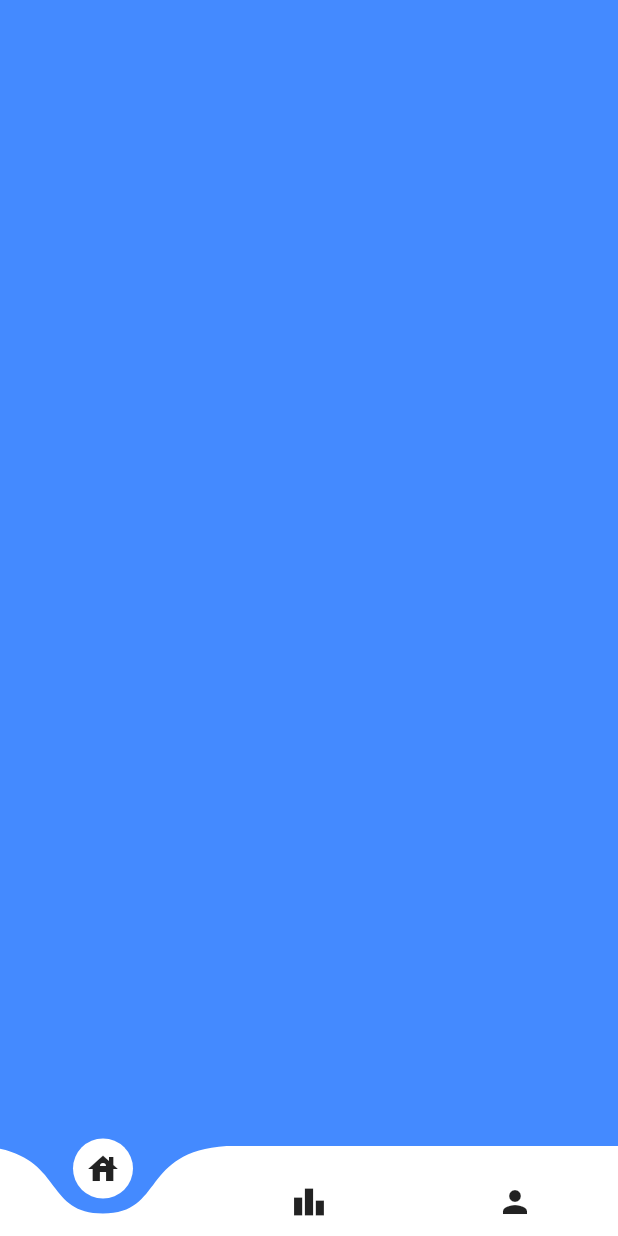
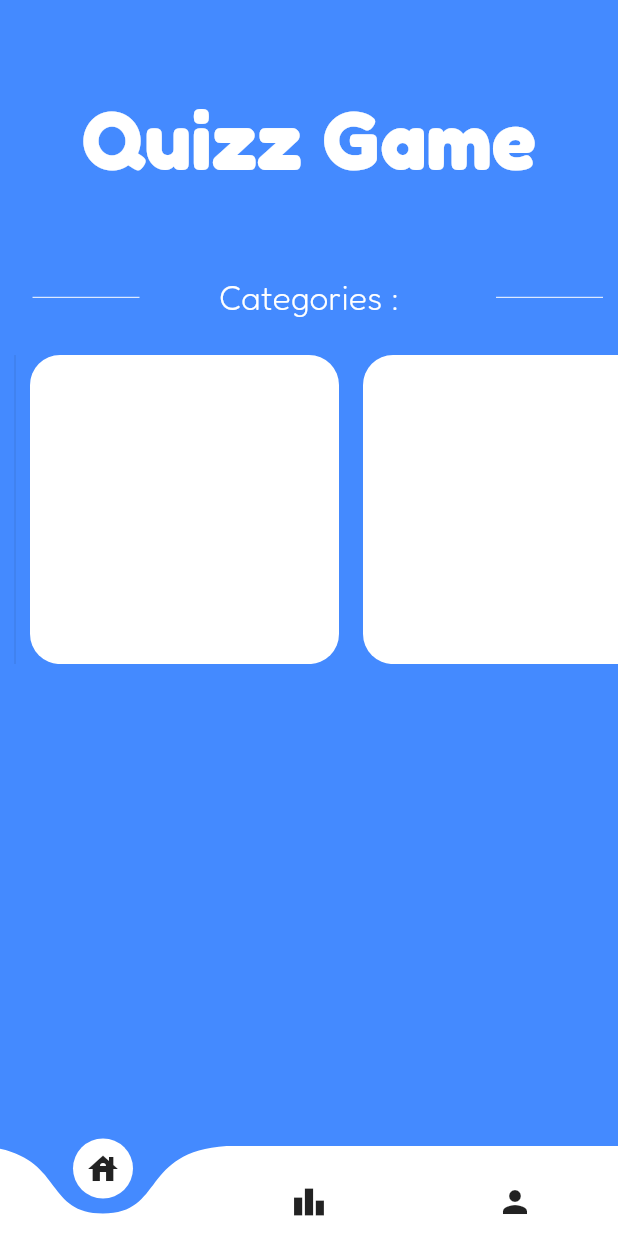
Before and after one commit to YHDF/QuizzApp, a Flutter app: the Bootstrap screen opened directly, on a phone screen of 412 x 824 dp. Run offline on Flutter 3.47's test engine with Material 2 defaults, Android fonts, the phone set to English and light mode, and no system bars; drawn by our look-alikes of curved_navigation_bar; missing offline and left inert: dart:ffi.

Commit message:
FEAT(HOME): Création de la page d'acceuil #1

```diff
--- a/lib/src/main.dart
+++ b/lib/src/main.dart
@@ -1,10 +1,11 @@
 import 'package:flutter/material.dart';
-import 'package:quizz_dezz_nutzz/src/presentation/Pages/Home.dart';
+import 'package:flutter/services.dart';
 import 'package:quizz_dezz_nutzz/src/presentation/Widgets/Bootstrap.dart';
 import 'application/signup.dart';
 
 void main() {
   runApp(const MyApp());
+
 }
 
 class MyApp extends StatelessWidget {
@@ -39,7 +40,12 @@ class _MyHomePageState extends State<MyHomePage> {
   @override
   void initState(){
     super.initState();
+  }
 
+
+  @override
+  void dispose(){
+    super.dispose();
   }
 
   @override
--- a/lib/src/presentation/Pages/Classement.dart
+++ b/lib/src/presentation/Pages/Classement.dart
@@ -1,6 +1,5 @@
 import 'package:flutter/material.dart';
-import 'package:quizz_dezz_nutzz/src/presentation/Widgets/Carte.dart';
-import 'package:quizz_dezz_nutzz/src/presentation/Widgets/Carte.dart';
+import 'package:quizz_dezz_nutzz/src/presentation/Widgets/CarteVerticale.dart';
 
 class Classement extends StatefulWidget {
   @override
@@ -8,8 +7,8 @@ class Classement extends StatefulWidget {
 }
 
 class ClassementState extends State<Classement> {
-  var cartesClassement = List<Carte>.generate(10, (index) {
-    return new Carte();
+  var cartesClassement = List<CarteVerticale>.generate(10, (index) {
+    return new CarteVerticale();
   });
 
   @override
@@ -47,7 +46,7 @@ class ClassementState extends State<Classement> {
                     ),
                 itemCount: 10,
                 itemBuilder: (BuildContext context, int index) {
-                  return Carte();
+                  return CarteVerticale();
                 }),
           ),
         ],
--- a/lib/src/presentation/Pages/Home.dart
+++ b/lib/src/presentation/Pages/Home.dart
@@ -1,6 +1,7 @@
 import 'package:flutter/material.dart';
 import 'package:flutter/widgets.dart';
 import 'package:quizz_dezz_nutzz/src/main.dart';
+import 'package:quizz_dezz_nutzz/src/presentation/Widgets/CarteHorizontale.dart';
 
 import '../../GlobalVariables.dart';
 
@@ -10,8 +11,6 @@ class Home extends StatefulWidget {
 }
 
 class HomeState extends State<Home> {
-
-
   @override
   void initState() {
     // TODO: implement initState
@@ -26,7 +25,101 @@ class HomeState extends State<Home> {
       width: dev_width,
       height: dev_height,
       color: Colors.blueAccent,
-
+      child: Column(
+        children: [
+          Divider(height: dev_height / 14, color: Colors.transparent),
+          const Center(
+            child: Text(
+              "Quizz Game",
+              style: TextStyle(
+                  fontWeight: FontWeight.bold,
+                  fontSize: 55,
+                  color: Colors.white),
+            ),
+          ),
+          Divider(height: dev_height / 14, color: Colors.transparent),
+          Container(
+            width: dev_width,
+            height: dev_height / 2.5,
+            child: Column(
+              children: [
+                Row(
+                  children: [
+                    Container(
+                      width: dev_width / 4,
+                      child: Divider(
+                        indent: dev_height > dev_width
+                            ? dev_width / 19
+                            : dev_height / 19,
+                        endIndent: dev_height > dev_width
+                            ? dev_width / 41.2
+                            : dev_height / 41.2,
+                        color: Colors.white,
+                      ),
+                    ),
+                    Container(
+                      width: dev_width / 2,
+                      alignment: Alignment(0, 0),
+                      child: Text(
+                        'Categories :',
+                        style: TextStyle(
+                          color: Colors.white,
+                          fontWeight: FontWeight.w200,
+                          fontSize: dev_height > dev_width
+                              ? dev_height / 36.8
+                              : dev_height / 36.8,
+                        ),
+                      ),
+                    ),
+                    Container(
+                      width: dev_width / 4,
+                      child: Divider(
+                        indent: dev_height > dev_width
+                            ? dev_width / 19
+                            : dev_height / 19,
+                        endIndent: dev_height > dev_width
+                            ? dev_width / 41.2
+                            : dev_height / 41.2,
+                        color: Colors.white,
+                      ),
+                    ),
+                  ],
+                ),
+                const Divider(
+                  height: 25,
+                  color: Colors.transparent,
+                ),
+                SizedBox(
+                  width: dev_width,
+                  height: dev_height / 4,
+                  child: ListView.separated(
+                    scrollDirection: Axis.horizontal,
+                    itemCount: 10,
+                    itemBuilder: (BuildContext context, int index) {
+                      return index == 0
+                          ? Row(
+                        crossAxisAlignment: CrossAxisAlignment.stretch,
+                              children: [
+                                const VerticalDivider(
+                                  width: 20,
+                                ),
+                                CarteHorizontale(),
+                              ],
+                            )
+                          : CarteHorizontale();
+                    },
+                    separatorBuilder: (BuildContext context, int index) =>
+                        const VerticalDivider(
+                      thickness: 5,
+                      color: Colors.transparent,
+                    ),
+                  ),
+                ),
+              ],
+            ),
+          )
+        ],
+      ),
     );
   }
 }
--- /dev/null
+++ b/lib/src/presentation/Widgets/CarteHorizontale.dart
@@ -0,0 +1,22 @@
+import 'package:flutter/material.dart';
+import 'package:flutter/widgets.dart';
+
+class CarteHorizontale extends StatefulWidget {
+  @override
+  State<StatefulWidget> createState() => CarteHorizontaleState();
+}
+
+class CarteHorizontaleState extends State<CarteHorizontale> {
+  @override
+  Widget build(BuildContext context) {
+    var dev_width = MediaQuery.of(context).size.width;
+    var dev_height = MediaQuery.of(context).size.height;
+    return Container(
+      width: dev_width / 2,
+      height: dev_height / 5,
+      decoration: BoxDecoration(
+          color: Colors.white,
+          borderRadius: BorderRadius.circular(20)),
+    );
+  }
+}
--- a/lib/src/presentation/Widgets/Carte.dart
+++ b/lib/src/presentation/Widgets/CarteVerticale.dart
@@ -1,12 +1,12 @@
 import 'package:flutter/material.dart';
 import 'package:flutter/widgets.dart';
 
-class Carte extends StatefulWidget {
+class CarteVerticale extends StatefulWidget {
   @override
-  State<StatefulWidget> createState() => CarteState();
+  State<StatefulWidget> createState() => CarteVerticaleState();
 }
 
-class CarteState extends State<Carte> {
+class CarteVerticaleState extends State<CarteVerticale> {
   @override
   Widget build(BuildContext context) {
     var dev_width = MediaQuery.of(context).size.width;
```
